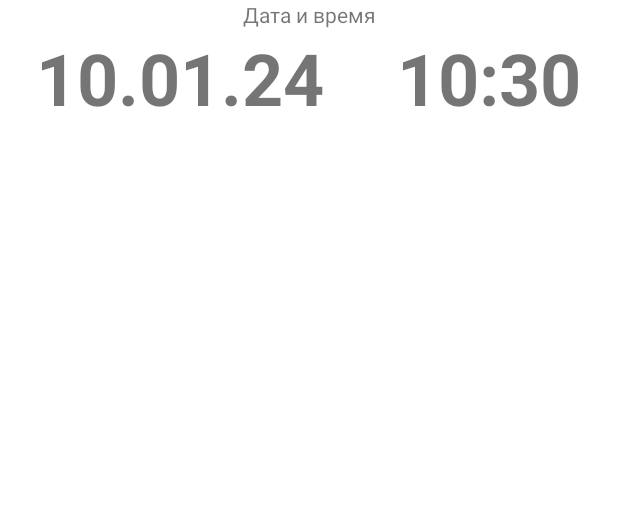
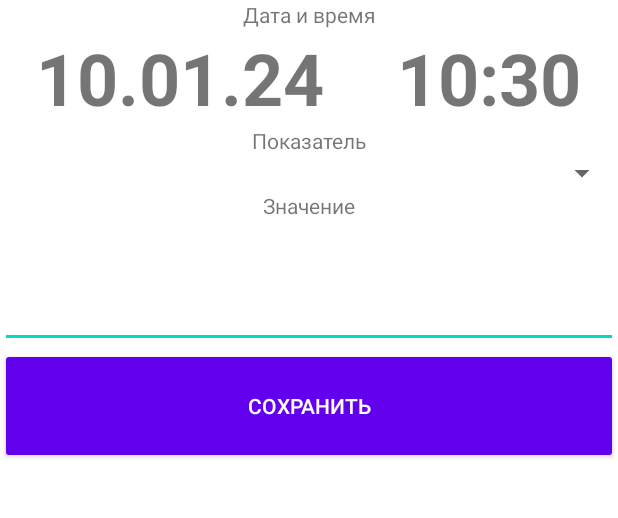
Before and after one commit to AlexandrPustohin/MyHealthApp, an Android app: the screen it shows after launch (AddHealthInfo), after a tap on an icon or button, on a phone screen of 412 x 824 dp, the part 84-602 px from its top. Run offline under Robolectric (Android 15) with nearby library versions, the phone set to English and light mode, and no system bars.

Commit message:
Ввод данных

```diff
--- a/app/src/main/java/com/example/myhealthapp/AddHealthInfo.java
+++ b/app/src/main/java/com/example/myhealthapp/AddHealthInfo.java
@@ -6,23 +6,40 @@ import android.app.DatePickerDialog;
 import android.app.TimePickerDialog;
 import android.os.Bundle;
 import android.text.format.DateUtils;
+import android.util.Log;
 import android.view.View;
+import android.widget.ArrayAdapter;
+import android.widget.Button;
 import android.widget.DatePicker;
+import android.widget.EditText;
+import android.widget.Spinner;
 import android.widget.TextView;
 import android.widget.TimePicker;
 
+import com.example.myhealthapp.data.DataBaseHandler;
+import com.example.myhealthapp.model.HealthInfoItem;
+
 import java.text.SimpleDateFormat;
+import java.util.ArrayList;
+import java.util.Arrays;
 import java.util.Calendar;
 import java.util.Date;
+import java.util.stream.Collector;
+import java.util.stream.Collectors;
 
 public class AddHealthInfo extends AppCompatActivity {
     Calendar dateAndTime= Calendar.getInstance();
     private TextView date;
     private TextView time;
+    private Spinner spinner;
+    private Button btnSave;
+    private EditText info;
+    private DataBaseHandler dbh;
     @Override
     protected void onCreate(Bundle savedInstanceState) {
         super.onCreate(savedInstanceState);
         setContentView(R.layout.activity_add_health_info);
+        dbh = new DataBaseHandler(this);
         date = findViewById(R.id.data);
         time = findViewById(R.id.time);
         Date currentDT = new Date();
@@ -31,8 +48,36 @@ public class AddHealthInfo extends AppCompatActivity {
 
         SimpleDateFormat dft = new SimpleDateFormat("HH:mm");
         time.setText(dft.format(currentDT.getTime()));
+
+        spinner = findViewById(R.id.spinner);
+        ArrayAdapter<String> adapter =
+                               new ArrayAdapter(this,R.layout.spinner, getArrayType()   );
+        // Определяем разметку для использования при выборе элемента
+        adapter.setDropDownViewResource(R.layout.simple_spinner_dropdown_item);
+        // Применяем адаптер к элементу spinner
+        spinner.setAdapter(adapter);
+
+        info = findViewById(R.id.info);
+        btnSave = findViewById(R.id.button);
+        btnSave.setOnClickListener(new View.OnClickListener() {
+            @Override
+            public void onClick(View view) {
+
+                dbh.addInfo(getInfo());
+            }
+        });
+
     }
-
+    private HealthInfoItem getInfo(){
+        HealthInfoItem hi = new HealthInfoItem();
+        hi.setTextDate(date.getText()+" "+time.getText());
+        hi.setTextType(spinner.getSelectedItem().toString());
+        hi.setTextInfo(info.getText().toString());
+        return hi;
+    }
+    private ArrayList<String> getArrayType(){
+        return dbh.getAllTypes().stream().map(t->t.getName()).collect(Collectors.toCollection(ArrayList::new));
+    }
     // отображаем диалоговое окно для выбора даты
     public void setDate(View v) {
         new DatePickerDialog(AddHealthInfo.this, d,
@@ -84,4 +129,6 @@ public class AddHealthInfo extends AppCompatActivity {
             setInitialDate();
         }
     };
+
+
 }
--- a/app/src/main/java/com/example/myhealthapp/MainActivity.java
+++ b/app/src/main/java/com/example/myhealthapp/MainActivity.java
@@ -30,15 +30,17 @@ public class MainActivity extends AppCompatActivity {
     private Cursor docCursor;
     private SimpleCursorAdapter docAdapter;
     private CursorAdapter cursorAdapter;
+    private FloatingActionButton floatingActionButton;
+    private DataBaseHandler dbh;
     @Override
     protected void onCreate(Bundle savedInstanceState) {
         super.onCreate(savedInstanceState);
         setContentView(R.layout.activity_main);
-        DataBaseHandler dbh = new DataBaseHandler(this);
+        dbh = new DataBaseHandler(this);
         Toolbar toolbar = findViewById(R.id.toolbar);
         setSupportActionBar(toolbar);
 
-        FloatingActionButton floatingActionButton = findViewById(R.id.floatingActionButton);
+         floatingActionButton = findViewById(R.id.floatingActionButton);
         floatingActionButton.setOnClickListener(new View.OnClickListener() {
             @Override
             public void onClick(View view) {
--- a/app/src/main/java/com/example/myhealthapp/model/HealthInfoItem.java
+++ b/app/src/main/java/com/example/myhealthapp/model/HealthInfoItem.java
@@ -23,6 +23,12 @@ public class HealthInfoItem {
         this.textInfo = textInfo;
         this.textType = textType;
         this.textDescr = textDescr;
+    }
+
+    public HealthInfoItem(String textDate, String textType, String textInfo) {
+        this.textDate = textDate;
+        this.textType = textType;
+        this.textInfo = textInfo;
     }
 
     public int getId() {
--- a/app/src/main/res/layout/activity_add_health_info.xml
+++ b/app/src/main/res/layout/activity_add_health_info.xml
@@ -2,10 +2,13 @@
 <LinearLayout xmlns:android="http://schemas.android.com/apk/res/android"
     xmlns:app="http://schemas.android.com/apk/res-auto"
     xmlns:tools="http://schemas.android.com/tools"
+    android:id="@+id/save_button"
     android:layout_width="match_parent"
     android:layout_height="match_parent"
-android:orientation="vertical"
+    android:orientation="vertical"
+    app:cardCornerRadius="4dp"
     tools:context=".AddHealthInfo">
+
     <include
         android:id="@+id/toolbar"
         layout="@layout/action_toolbar" />
@@ -24,7 +27,7 @@ android:orientation="vertical"
 
         <LinearLayout
             android:layout_width="match_parent"
-            android:layout_height="match_parent"
+            android:layout_height="wrap_content"
             android:orientation="horizontal">
 
             <TextView
@@ -51,6 +54,45 @@ android:orientation="vertical"
                 android:typeface="normal" />
         </LinearLayout>
 
+        <TextView
+            android:id="@+id/textView2"
+            android:layout_width="match_parent"
+            android:layout_height="wrap_content"
+            android:text="Показатель"
+            android:textAlignment="center" />
+
+        <Spinner
+            android:id="@+id/spinner"
+            android:layout_width="match_parent"
+            android:layout_height="wrap_content"
+            android:padding="4dp"
+            android:popupElevation="36dp"
+            android:textSize="34sp"
+            android:textStyle="bold" />
+
+        <TextView
+            android:id="@+id/textView3"
+            android:layout_width="match_parent"
+            android:layout_height="wrap_content"
+            android:text="Значение"
+            android:textAlignment="center" />
+
+        <EditText
+            android:id="@+id/info"
+            android:layout_width="match_parent"
+            android:layout_height="wrap_content"
+            android:ems="10"
+            android:inputType="text"
+            android:textSize="48sp" />
+
+        <Button
+            android:id="@+id/button"
+            style="@style/Widget.AppCompat.Button.Colored"
+            android:layout_width="match_parent"
+            android:layout_height="77dp"
+            android:text="Сохранить"
+            app:cardCornerRadius="4dp"/>
+
 
     </LinearLayout>
 
```
Also changed, not shown: app/src/main/res/layout/simple_spinner_dropdown_item.xml (added, +11 -0 lines), app/src/main/res/layout/spinner.xml (added, +11 -0 lines).
